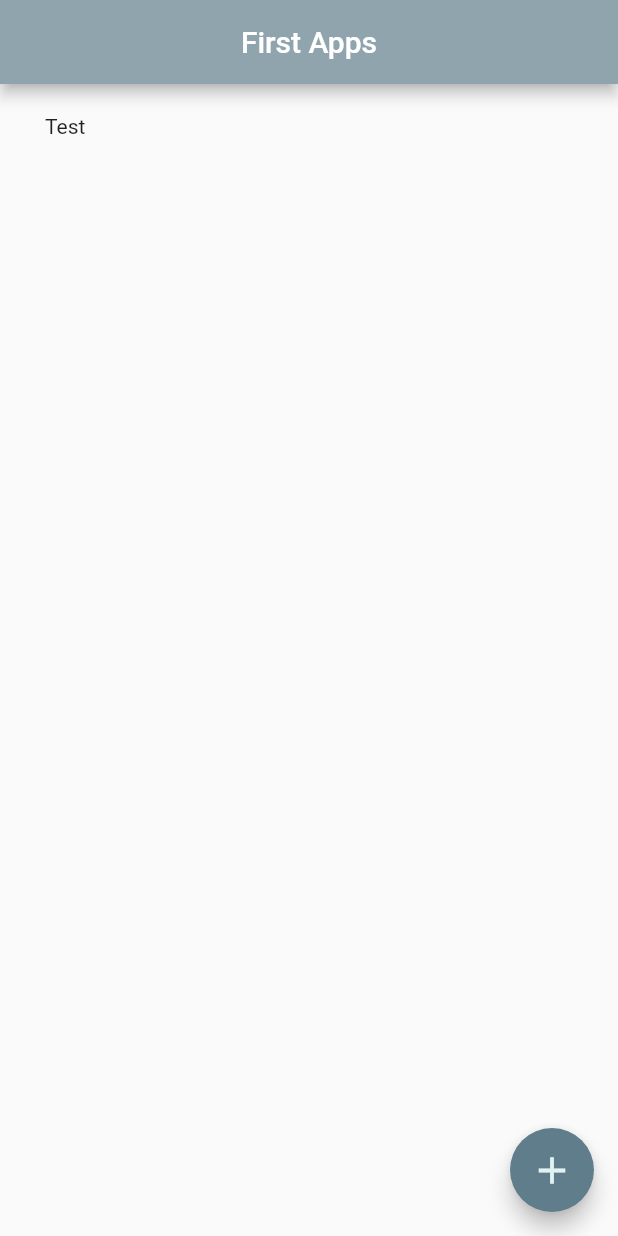
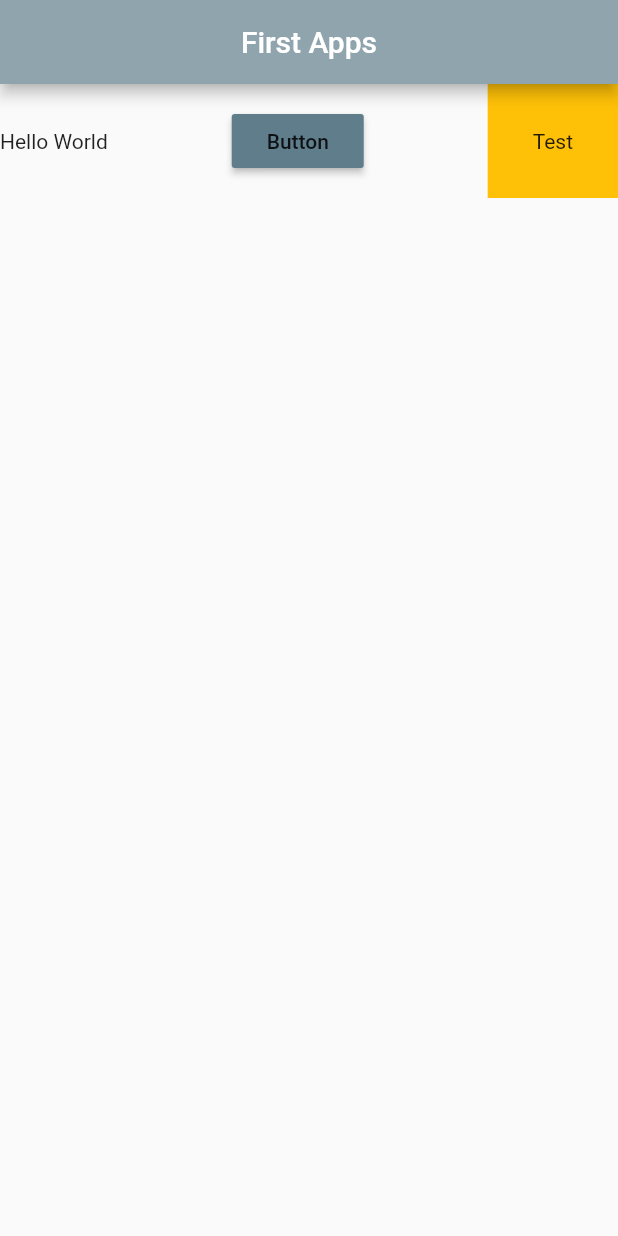
Before and after one commit to breakdesign/flutter, a Flutter app: the screen it shows after launch, on a phone screen of 412 x 824 dp. Run offline on Flutter 3.47's test engine with Material 2 defaults, Android fonts, the phone set to English and light mode, and no system bars.

Commit message:
lesson 11 row

```diff
--- a/lib/main.dart
+++ b/lib/main.dart
@@ -15,62 +15,34 @@ class HomeStateless extends StatelessWidget {
         centerTitle: true,
         backgroundColor: Colors.blueGrey[300],
       ),
-      body: Container(
-        child: Stack(
-          children: [
-            // Image Example
-            // Image.network('https://images.unsplash.com/photo-1670008915231-7aaabc0101e6?ixlib=rb-4.0.3&ixid=MnwxMjA3fDB8MHxwaG90by1wYWdlfHx8fGVufDB8fHx8&auto=format&fit=crop&w=1974&q=80'),
-            // Image.asset('images/img-1.jpg'),
-            // Image.asset('images/img-2.jpg'),
+      body: Row(
+        // main axis is X position (left,right)
+        // MainAxisAlignment.spaceEvenly|
+        // MainAxisAlignment.start |
+        // MainAxisAlignment.spaceBetween | dll
+        mainAxisAlignment: MainAxisAlignment.spaceBetween,
+        // cross axis is Y position(top,bottom)
+        // CrossAxisAlignment.start |
+        // CrossAxisAlignment.center |
+        // CrossAxisAlignment.end |
+        // CrossAxisAlignment.stretch | dll
+        crossAxisAlignment: CrossAxisAlignment.center,
+        children: [
+          const Text("Hello World"),
+          MaterialButton(
+            onPressed: (){},
+            color: Colors.blueGrey,
+            child: const Text("Button"),
+          ),
+          Container(
+            color: Colors.amber,
+            padding: const EdgeInsets.all(30),
+            child: const Text("Test"),
 
-            // Button
-            // TextButton(
-            //   onPressed: () {},
-            //   child: Text("Test"),
-            //   style: TextButton.styleFrom(
-            //     primary: Colors.white,
-            //     backgroundColor: Colors.teal,
-            //   )
-            // ),
-            // TextButton.icon(
-            //     onPressed: () {},
-            //     icon: Icon(Icons.add_circle), label: Text("Add")
-            // )
+          )
+        ],
+      )
 
-            // Best Choice Wrapper if you need padding and margin
-            // Container(
-            //   // EdgeInsets for set padding or margin
-            //   // EdgeInsets.symmetric(horizontal: 30.0, vertical: 20.0)
-            //   // EdgeInsets.all(value) => all set with value
-            //   // EdgeInsets.fromLTRB(left, top, right, bottom)
-            //   padding: EdgeInsets.symmetric(horizontal: 30.0, vertical: 20.0),
-            //   margin: EdgeInsets.all(20.0),
-            //   color: Colors.blueGrey,
-            //   child: Text("Test")
-            // ),
-
-            // Best Choice if need padding only but can`t have background
-            Padding(
-              // EdgeInsets for set padding or margin
-              // EdgeInsets.symmetric(horizontal: 30.0, vertical: 20.0)
-              // EdgeInsets.all(value) => all set with value
-              // EdgeInsets.fromLTRB(left, top, right, bottom)
-              padding: EdgeInsets.symmetric(horizontal: 30.0, vertical: 20.0),
-              child: Text("Test")
-            ),
-          ],
-        ),
-      ),
-      floatingActionButton: FloatingActionButton(
-        child: Icon(
-          Icons.add,
-          color: Colors.teal[50],
-          size: 30.0
-        ),
-        onPressed: () {
-        },
-        backgroundColor: Colors.blueGrey,
-      ),
     );
   }
 }
```
